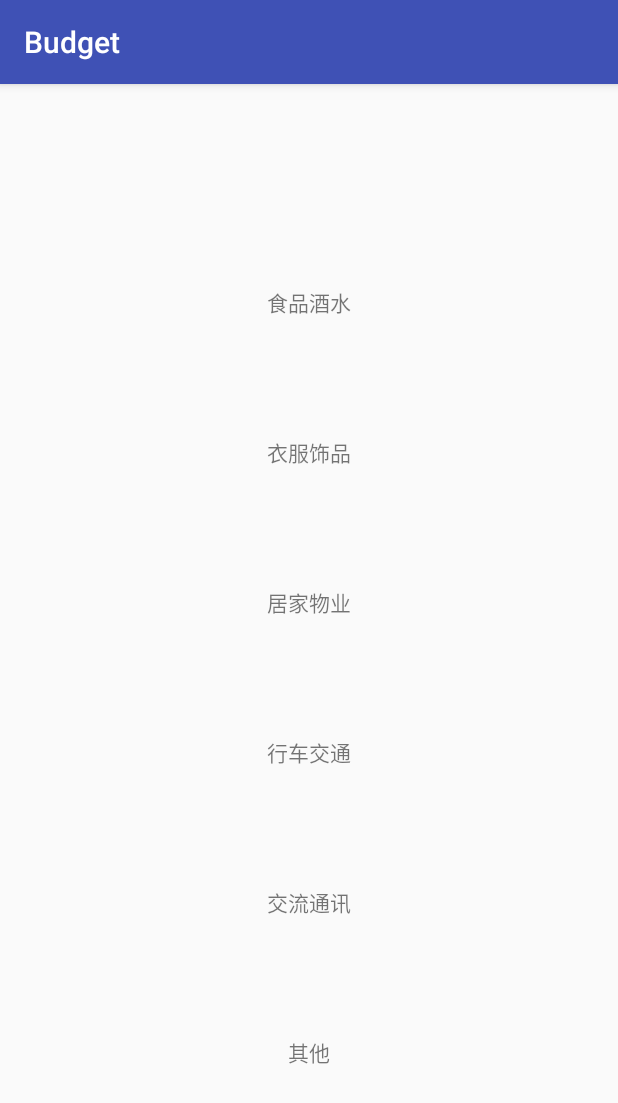
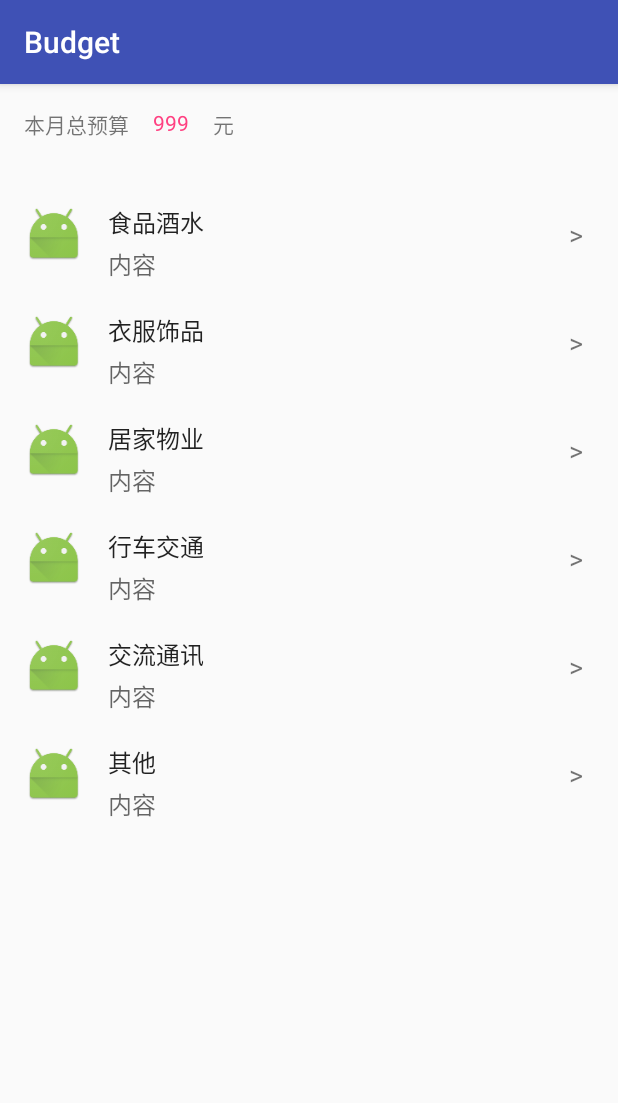
Before and after one commit to plusend/budget, an Android app: the BudgetActivity screen opened directly, with no data from a screen before it, on a phone screen of 412 x 824 dp. Shown: the top 1103 px of the screen. Run offline under Robolectric (Android 15) with nearby library versions, the phone set to English and light mode, and no system bars.

Commit message:
budget xml

```diff
--- a/app/src/main/res/layout/activity_budget.xml
+++ b/app/src/main/res/layout/activity_budget.xml
@@ -10,15 +10,47 @@
         android:id="@+id/budget_rv"
         android:layout_width="0dp"
         android:layout_height="0dp"
-        android:layout_marginBottom="16dp"
-        android:layout_marginLeft="16dp"
-        android:layout_marginRight="16dp"
-        android:layout_marginStart="8dp"
-        android:layout_marginTop="95dp"
+        android:layout_marginBottom="0dp"
+        android:layout_marginLeft="0dp"
+        android:layout_marginRight="0dp"
+        android:layout_marginStart="0dp"
+        android:layout_marginTop="64dp"
         android:scrollbars="none"
         app:layout_constraintBottom_toBottomOf="parent"
-        app:layout_constraintHorizontal_bias="0.333"
+        app:layout_constraintHorizontal_bias="0.0"
         app:layout_constraintLeft_toLeftOf="parent"
         app:layout_constraintRight_toRightOf="parent"
+        app:layout_constraintTop_toTopOf="parent"
+        app:layout_constraintVertical_bias="0.0" />
+
+    <TextView
+        android:id="@+id/tip_tv"
+        android:layout_width="wrap_content"
+        android:layout_height="wrap_content"
+        android:layout_marginLeft="16dp"
+        android:layout_marginTop="16dp"
+        android:text="本月总预算"
+        app:layout_constraintLeft_toLeftOf="parent"
+        app:layout_constraintTop_toTopOf="parent" />
+
+    <TextView
+        android:id="@+id/budget_tv"
+        android:layout_width="wrap_content"
+        android:layout_height="wrap_content"
+        android:layout_marginLeft="16dp"
+        android:layout_marginTop="16dp"
+        android:text="999"
+        android:textColor="@color/colorAccent"
+        app:layout_constraintLeft_toRightOf="@+id/tip_tv"
+        app:layout_constraintTop_toTopOf="parent" />
+
+    <TextView
+        android:id="@+id/unit_tv"
+        android:layout_width="wrap_content"
+        android:layout_height="wrap_content"
+        android:layout_marginLeft="16dp"
+        android:layout_marginTop="16dp"
+        android:text="元"
+        app:layout_constraintLeft_toRightOf="@+id/budget_tv"
         app:layout_constraintTop_toTopOf="parent" />
 </android.support.constraint.ConstraintLayout>
--- a/app/src/main/res/layout/item_budget.xml
+++ b/app/src/main/res/layout/item_budget.xml
@@ -2,23 +2,65 @@
 <android.support.constraint.ConstraintLayout xmlns:android="http://schemas.android.com/apk/res/android"
     xmlns:app="http://schemas.android.com/apk/res-auto"
     android:layout_width="match_parent"
-    android:layout_height="100dp"
+    android:layout_height="72dp"
     android:background="?android:attr/selectableItemBackground">
 
     <TextView
         android:id="@+id/name_tv"
         android:layout_width="0dp"
-        android:layout_height="0dp"
+        android:layout_height="wrap_content"
+        android:layout_marginLeft="72dp"
+        android:layout_marginRight="16dp"
+        android:layout_marginTop="16dp"
+        android:gravity="center_horizontal|start"
+        android:text="名称"
+        android:textColor="?android:attr/textColorPrimary"
+        android:textSize="16sp"
+        app:layout_constraintLeft_toLeftOf="parent"
+        app:layout_constraintRight_toLeftOf="@+id/action_iv"
+        app:layout_constraintTop_toTopOf="parent" />
+
+    <ImageView
+        android:id="@+id/icon_iv"
+        android:layout_width="40dp"
+        android:layout_height="40dp"
+        android:layout_marginBottom="0dp"
+        android:layout_marginLeft="16dp"
+        android:layout_marginTop="0dp"
+        app:layout_constraintBottom_toBottomOf="parent"
+        app:layout_constraintLeft_toLeftOf="parent"
+        app:layout_constraintTop_toTopOf="parent"
+        app:srcCompat="@mipmap/ic_launcher" />
+
+    <TextView
+        android:id="@+id/action_iv"
+        android:layout_width="24dp"
+        android:layout_height="24dp"
         android:layout_marginBottom="16dp"
-        android:layout_marginLeft="16dp"
-        android:layout_marginRight="8dp"
+        android:layout_marginRight="16dp"
         android:layout_marginTop="16dp"
         android:gravity="center"
-        android:text="名称"
+        android:text=">"
+        android:textSize="18sp"
+        app:layout_constraintBottom_toBottomOf="parent"
+        app:layout_constraintRight_toRightOf="parent"
+        app:layout_constraintTop_toTopOf="parent" />
+
+    <TextView
+        android:id="@+id/content_tv"
+        android:layout_width="0dp"
+        android:layout_height="wrap_content"
+        android:layout_marginBottom="16dp"
+        android:layout_marginLeft="72dp"
+        android:layout_marginRight="16dp"
+        android:layout_marginTop="16dp"
+        android:gravity="center_horizontal|start"
+        android:text="内容"
+        android:textColor="?android:attr/textColorSecondary"
+        android:textSize="16sp"
         app:layout_constraintBottom_toBottomOf="parent"
         app:layout_constraintLeft_toLeftOf="parent"
-        app:layout_constraintRight_toRightOf="parent"
-        app:layout_constraintTop_toTopOf="parent"
-        app:layout_constraintVertical_bias="0.0" />
+        app:layout_constraintRight_toLeftOf="@+id/action_iv"
+        app:layout_constraintTop_toBottomOf="@+id/name_tv" />
 
 </android.support.constraint.ConstraintLayout>
--- a/app/src/main/res/values/colors.xml
+++ b/app/src/main/res/values/colors.xml
@@ -2,5 +2,5 @@
 <resources>
     <color name="colorPrimary">#3F51B5</color>
     <color name="colorPrimaryDark">#303F9F</color>
-    <color name="colorAccent">#FF4081</color>
+    <color name="colorAccent">#ff4081</color>
 </resources>
```
